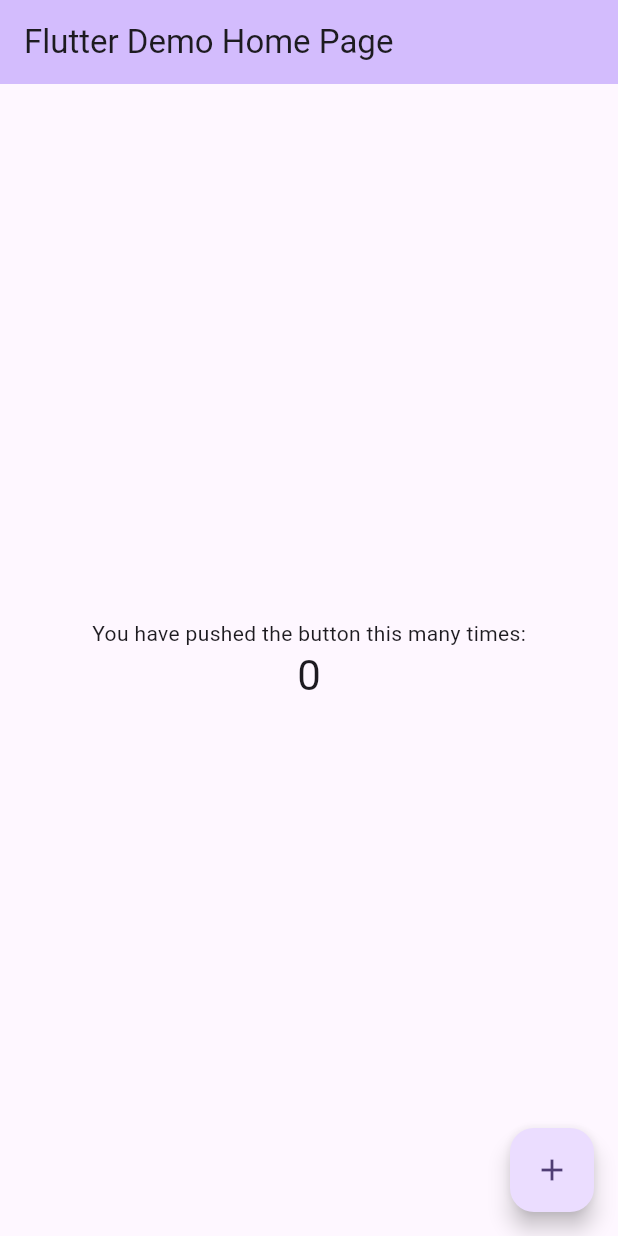
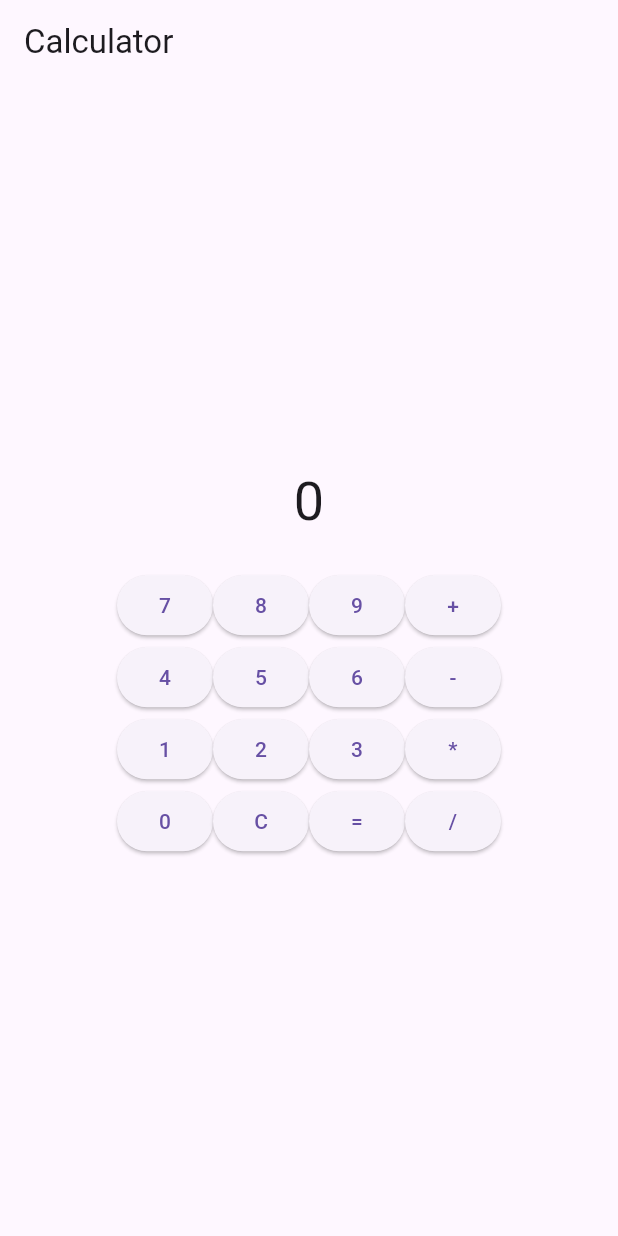
Before and after one commit to KJAGADEESH007/my_calculator_getx_flutter, a Flutter app: the screen it shows after launch, on a phone screen of 412 x 824 dp. Run offline on Flutter 3.47's test engine with Material 2 defaults, Android fonts, the phone set to English and light mode, and no system bars; our stand-ins replace get, math_expressions; Roboto replaces fonts that are missing (lato).

Commit message:
updeted_working_code

```diff
--- a/lib/main.dart
+++ b/lib/main.dart
@@ -1,125 +1,37 @@
 import 'package:flutter/material.dart';
+import 'package:get/get.dart';
+import 'package:my_calculator/view/calculatorscreen.dart';
+bool isDark = false;
 
 void main() {
+  WidgetsFlutterBinding.ensureInitialized();
   runApp(const MyApp());
 }
 
 class MyApp extends StatelessWidget {
   const MyApp({super.key});
 
-  // This widget is the root of your application.
   @override
   Widget build(BuildContext context) {
-    return MaterialApp(
-      title: 'Calculator',
+    return GetMaterialApp(
+      debugShowCheckedModeBanner: false,
       theme: ThemeData(
-        // This is the theme of your application.
-        //
-        // TRY THIS: Try running your application with "flutter run". You'll see
-        // the application has a blue toolbar. Then, without quitting the app,
-        // try changing the seedColor in the colorScheme below to Colors.green
-        // and then invoke "hot reload" (save your changes or press the "hot
-        // reload" button in a Flutter-supported IDE, or press "r" if you used
-        // the command line to start the app).
-        //
-        // Notice that the counter didn't reset back to zero; the application
-        // state is not lost during the reload. To reset the state, use hot
-        // restart instead.
-        //
-        // This works for code too, not just values: Most code changes can be
-        // tested with just a hot reload.
-        colorScheme: ColorScheme.fromSeed(seedColor: Colors.deepPurple),
-        useMaterial3: true,
+          brightness: isDark == true ? Brightness.dark : Brightness.light,
+          useMaterial3: true,
+          fontFamily: 'lato',
+          textTheme: TextTheme(
+            bodySmall: TextStyle(
+              fontSize: 12,
+            ),
+            bodyMedium: TextStyle(
+              fontSize: 14,
+            ),
+            bodyLarge: TextStyle(
+              fontSize: 18,
+            ),
+          )
       ),
-      home: const MyHomePage(title: 'Flutter Demo Home Page'),
+      home:  CalculatorView(),
     );
   }
 }
-
-class MyHomePage extends StatefulWidget {
-  const MyHomePage({super.key, required this.title});
-
-  // This widget is the home page of your application. It is stateful, meaning
-  // that it has a State object (defined below) that contains fields that affect
-  // how it looks.
-
-  // This class is the configuration for the state. It holds the values (in this
-  // case the title) provided by the parent (in this case the App widget) and
-  // used by the build method of the State. Fields in a Widget subclass are
-  // always marked "final".
-
-  final String title;
-
-  @override
-  State<MyHomePage> createState() => _MyHomePageState();
-}
-
-class _MyHomePageState extends State<MyHomePage> {
-  int _counter = 0;
-
-  void _incrementCounter() {
-    setState(() {
-      // This call to setState tells the Flutter framework that something has
-      // changed in this State, which causes it to rerun the build method below
-      // so that the display can reflect the updated values. If we changed
-      // _counter without calling setState(), then the build method would not be
-      // called again, and so nothing would appear to happen.
-      _counter++;
-    });
-  }
-
-  @override
-  Widget build(BuildContext context) {
-    // This method is rerun every time setState is called, for instance as done
-    // by the _incrementCounter method above.
-    //
-    // The Flutter framework has been optimized to make rerunning build methods
-    // fast, so that you can just rebuild anything that needs updating rather
-    // than having to individually change instances of widgets.
-    return Scaffold(
-      appBar: AppBar(
-        // TRY THIS: Try changing the color here to a specific color (to
-        // Colors.amber, perhaps?) and trigger a hot reload to see the AppBar
-        // change color while the other colors stay the same.
-        backgroundColor: Theme.of(context).colorScheme.inversePrimary,
-        // Here we take the value from the MyHomePage object that was created by
-        // the App.build method, and use it to set our appbar title.
-        title: Text(widget.title),
-      ),
-      body: Center(
-        // Center is a layout widget. It takes a single child and positions it
-        // in the middle of the parent.
-        child: Column(
-          // Column is also a layout widget. It takes a list of children and
-          // arranges them vertically. By default, it sizes itself to fit its
-          // children horizontally, and tries to be as tall as its parent.
-          //
-          // Column has various properties to control how it sizes itself and
-          // how it positions its children. Here we use mainAxisAlignment to
-          // center the children vertically; the main axis here is the vertical
-          // axis because Columns are vertical (the cross axis would be
-          // horizontal).
-          //
-          // TRY THIS: Invoke "debug painting" (choose the "Toggle Debug Paint"
-          // action in the IDE, or press "p" in the console), to see the
-          // wireframe for each widget.
-          mainAxisAlignment: MainAxisAlignment.center,
-          children: <Widget>[
-            const Text(
-              'You have pushed the button this many times:',
-            ),
-            Text(
-              '$_counter',
-              style: Theme.of(context).textTheme.headlineMedium,
-            ),
-          ],
-        ),
-      ),
-      floatingActionButton: FloatingActionButton(
-        onPressed: _incrementCounter,
-        tooltip: 'Increment',
-        child: const Icon(Icons.add),
-      ), // This trailing comma makes auto-formatting nicer for build methods.
-    );
-  }
-}
--- /dev/null
+++ b/lib/view/calculatorscreen.dart
@@ -0,0 +1,86 @@
+import 'package:flutter/material.dart';
+import 'package:get/get.dart';
+import '../contoller/calculator_controller.dart';
+
+class CalculatorView extends StatelessWidget {
+  final CalculatorController controller = Get.put(CalculatorController());
+
+  @override
+  Widget build(BuildContext context) {
+    return Scaffold(
+      appBar: AppBar(
+        title: Text('Calculator'),
+      ),
+      body: Column(
+        mainAxisAlignment: MainAxisAlignment.center,
+        children: [
+          Obx(() => Text(
+            controller.result.value,
+            style: TextStyle(fontSize: 36),
+          )),
+          SizedBox(height: 20),
+          Row(
+            mainAxisAlignment: MainAxisAlignment.center,
+            children: [
+              buildButton('7'),
+              buildButton('8'),
+              buildButton('9'),
+              buildOperatorButton('+'),
+            ],
+          ),
+          Row(
+            mainAxisAlignment: MainAxisAlignment.center,
+            children: [
+              buildButton('4'),
+              buildButton('5'),
+              buildButton('6'),
+              buildOperatorButton('-'),
+            ],
+          ),
+          Row(
+            mainAxisAlignment: MainAxisAlignment.center,
+            children: [
+              buildButton('1'),
+              buildButton('2'),
+              buildButton('3'),
+              buildOperatorButton('*'),
+            ],
+          ),
+          Row(
+            mainAxisAlignment: MainAxisAlignment.center,
+            children: [
+              buildButton('0'),
+              buildButton('C', isClear: true),
+              buildButton('=', isEquals: true),
+              buildOperatorButton('/'),
+            ],
+          ),
+        ],
+      ),
+    );
+  }
+
+  Widget buildButton(String text, {bool isClear = false, bool isEquals = false}) {
+    return ElevatedButton(
+      onPressed: () {
+        if (isClear) {
+          controller.onClearPress();
+        } else if (isEquals) {
+          controller.onCalculatePress();
+        } else {
+          controller.onDigitPress(text);
+        }
+      },
+      child: Text(text),
+    );
+  }
+
+  Widget buildOperatorButton(String text) {
+    return ElevatedButton(
+      onPressed: () {
+        controller.onOperatorPress(text);
+      },
+      child: Text(text),
+    );
+  }
+}
--- a/pubspec.yaml
+++ b/pubspec.yaml
@@ -35,6 +35,8 @@ dependencies:
   # The following adds the Cupertino Icons font to your application.
   # Use with the CupertinoIcons class for iOS style icons.
   cupertino_icons: ^1.0.2
+  get: ^4.6.5
+  math_expressions: ^2.4.0
 
 dev_dependencies:
   flutter_test:
```
Also changed, not shown: lib/contoller/calculator_controller.dart (added, +38 -0 lines), pubspec.lock.
